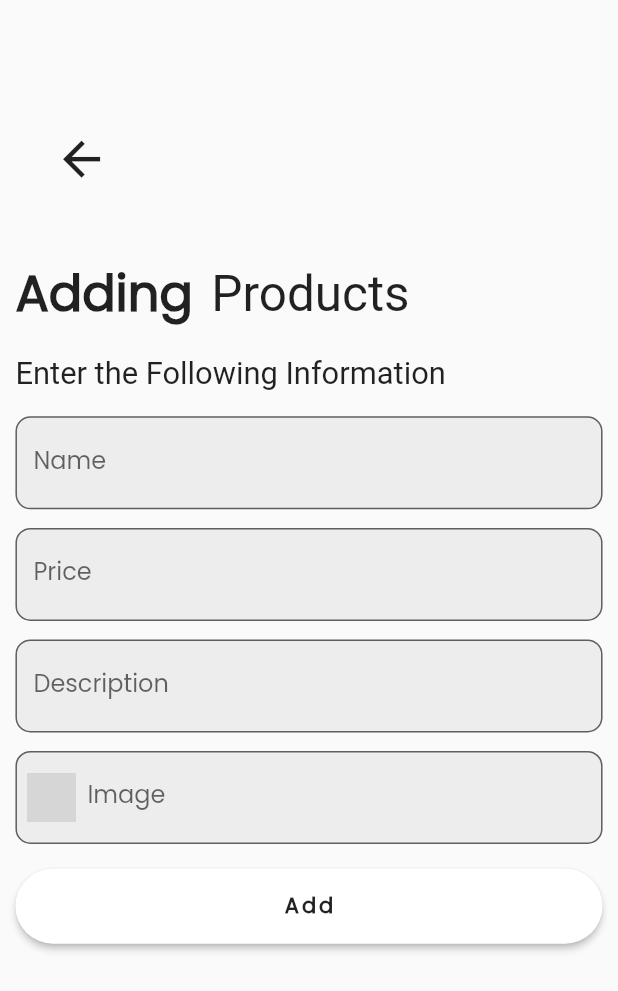
After one commit to adicadi/MajorProject, a Flutter app: the AddProduct screen opened directly, on a phone screen of 412 x 824 dp. The commit adds this screen. Shown: the top 991 px of the screen. Run offline on Flutter 3.47's test engine with Material 2 defaults, Android fonts, the phone set to English and light mode, and no system bars; our stand-ins replace bottom_navy_bar, carousel_slider, cloud_firestore, firebase_auth, firebase_core, firebase_storage and 6 more; missing offline and left inert: tflite; accounts and stored records are empty; Roboto replaces fonts that are missing (Abel); grey boxes are pictures that could not be loaded.

Commit message:
Fixed minor issues and removed redundant code

```diff
--- a/planto/lib/Model/get_api_data.dart
+++ b/planto/lib/Model/get_api_data.dart
@@ -2,9 +2,6 @@ import 'dart:convert';
 
 import 'package:http/http.dart' as http;
 
-/// weather API network helper
-/// pass the weatherAPI url
-///  to this class to get geographical coordinates
 class NetworkData {
   NetworkData(this.url);
   final String url;
--- a/planto/lib/Model/get_location.dart
+++ b/planto/lib/Model/get_location.dart
@@ -6,10 +6,6 @@ class Location {
   String apiKey = 'your API key';
   int status;
 
-  /// async and await are used for time consuming tasks
-  /// Get your current latitude and longitude
-  /// Location accuracy depends on the type of app high,low ,
-  /// high accuracy also result in more power consumed
   Future<void> getCurrentLocation() async {
     try {
       Position position = await Geolocator.getCurrentPosition(
--- a/planto/lib/screens/TestScreen.dart
+++ b/planto/lib/screens/TestScreen.dart
@@ -3,6 +3,7 @@
 import 'dart:io';
 import 'package:flutter/cupertino.dart';
 import 'package:flutter/material.dart';
+import 'package:flutter/services.dart';
 import 'package:hexcolor/hexcolor.dart';
 import 'package:image_picker/image_picker.dart';
 import 'package:planto/Model/add_location._weather.dart';
@@ -160,7 +161,7 @@ class _TestScreenState extends State<TestScreen> {
                     style: TextStyle(color: Colors.red),
                   ),
                   onPressed: () {
-                    Navigator.of(context).pop(true);
+                    SystemNavigator.pop();
                   },
                 ),
               ],
@@ -221,7 +222,7 @@ class _TestScreenState extends State<TestScreen> {
                               )
                             : RecentCarousel(diseaseData: diseaseData),
                         SizedBox(
-                          height: MediaQuery.of(context).size.height * 0.02,
+                          height: MediaQuery.of(context).size.height * 0.01,
                         ),
                         TestScreen_MarketGrid(products: products),
                       ],
--- /dev/null
+++ b/planto/lib/screens/addProducts.dart
@@ -0,0 +1,221 @@
+import 'package:cloud_firestore/cloud_firestore.dart';
+import 'package:flutter/material.dart';
+import 'package:google_fonts/google_fonts.dart';
+import 'package:planto/animations/bottomAnimation.dart';
+import 'package:planto/widgets/backBtnAndImage.dart';
+
+final controllerName = TextEditingController();
+final controllerPrice = TextEditingController();
+final controllerDesc = TextEditingController();
+final controllerImageUrl = TextEditingController();
+
+class AddProduct extends StatefulWidget {
+  final String merchantName;
+  final String merchantMail;
+  AddProduct({this.merchantName, this.merchantMail});
+
+  @override
+  _AddProductState createState() => _AddProductState();
+}
+
+class _AddProductState extends State<AddProduct> {
+  bool validName = false;
+  bool validPrice = false;
+  bool validDesc = false;
+  bool validImageUrl = false;
+
+  @override
+  Widget build(BuildContext context) {
+    double width = MediaQuery.of(context).size.width;
+    double height = MediaQuery.of(context).size.height;
+
+    final disNameTF = TextField(
+      keyboardType: TextInputType.text,
+      autofocus: false,
+      controller: controllerName,
+      onSubmitted: (_) => FocusScope.of(context).nextFocus(),
+      textInputAction: TextInputAction.next,
+      decoration: InputDecoration(
+          labelText: 'Name',
+          filled: true,
+          fillColor: Colors.black.withOpacity(0.05),
+          border: OutlineInputBorder(borderRadius: BorderRadius.circular(10))),
+    );
+    final medNameTF = TextField(
+      keyboardType: TextInputType.number,
+      autofocus: false,
+      controller: controllerPrice,
+      onSubmitted: (_) => FocusScope.of(context).nextFocus(),
+      textInputAction: TextInputAction.next,
+      decoration: InputDecoration(
+          labelText: 'Price',
+          filled: true,
+          fillColor: Colors.black.withOpacity(0.05),
+          border: OutlineInputBorder(borderRadius: BorderRadius.circular(10))),
+    );
+    final medTimeTF = TextField(
+      keyboardType: TextInputType.text,
+      autofocus: false,
+      controller: controllerDesc,
+      onSubmitted: (_) => FocusScope.of(context).nextFocus(),
+      textInputAction: TextInputAction.next,
+      decoration: InputDecoration(
+          labelText: 'Description',
+          filled: true,
+          fillColor: Colors.black.withOpacity(0.05),
+          border: OutlineInputBorder(borderRadius: BorderRadius.circular(10))),
+    );
+    final medDescTF = TextField(
+      keyboardType: TextInputType.url,
+      autofocus: false,
+      controller: controllerImageUrl,
+      maxLines: null,
+      decoration: InputDecoration(
+          prefixIcon: CircleAvatar(
+            backgroundColor: Colors.transparent,
+            child: WidgetAnimator(
+              Image(
+                image: AssetImage('assets/steth.png'),
+                height: height * 0.04,
+              ),
+            ),
+          ),
+          labelText: 'Image',
+          filled: true,
+          fillColor: Colors.black.withOpacity(0.05),
+          border: OutlineInputBorder(borderRadius: BorderRadius.circular(10))),
+    );
+
+    controllerClear() {
+      controllerName.clear();
+      controllerDesc.clear();
+      controllerImageUrl.clear();
+      controllerPrice.clear();
+    }
+
+    addingDisease() {
+      FirebaseFirestore.instance
+          .collection('products')
+          .doc(controllerName.text)
+          .set({
+        'Name': controllerName.text,
+        'desc': controllerDesc.text,
+        'Price': controllerPrice.text,
+        'Image': controllerImageUrl.text,
+        'post': widget.merchantName,
+        'docEmail': widget.merchantMail,
+      });
+      controllerClear();
+      ScaffoldMessenger.of(context).showSnackBar(SnackBar(
+        content: Text('Product Added'),
+        duration: Duration(seconds: 1),
+      ));
+
+      Navigator.pop(context);
+    }
+
+    final addBtn = Container(
+        width: double.infinity,
+        height: 50,
+        child: RaisedButton(
+          onPressed: () {
+            setState(() {
+              controllerName.text.isEmpty
+                  ? validName = true
+                  : validName = false;
+              controllerDesc.text.isEmpty
+                  ? validDesc = true
+                  : validDesc = false;
+              controllerPrice.text.isEmpty
+                  ? validPrice = true
+                  : validPrice = false;
+              controllerImageUrl.text.isEmpty
+                  ? validImageUrl = true
+                  : validImageUrl = false;
+            });
+            !validName & !validDesc & !validPrice & !validImageUrl
+                ? addingDisease()
+                : ScaffoldMessenger.of(context).showSnackBar(SnackBar(
+                    content: Text('Please fill all the fields'),
+                    duration: Duration(seconds: 1),
+                  ));
+          },
+          color: Colors.white,
+          shape: StadiumBorder(),
+          child: Text(
+            'Add',
+            style: TextStyle(fontWeight: FontWeight.bold, letterSpacing: 2),
+          ),
+        ));
+
+    return GestureDetector(
+      onTap: () {
+        FocusScopeNode currentFocus = FocusScope.of(context);
+
+        if (!currentFocus.hasPrimaryFocus) {
+          currentFocus.unfocus();
+        }
+      },
+      child: Scaffold(
+        body: SafeArea(
+          child: SingleChildScrollView(
+            child: Container(
+              width: width,
+              margin: EdgeInsets.fromLTRB(width * 0.025, 0, width * 0.025, 0),
+              child: Column(
+                crossAxisAlignment: CrossAxisAlignment.start,
+                children: <Widget>[
+                  BackBtn(),
+                  SizedBox(height: height * 0.05),
+                  Row(
+                    children: <Widget>[
+                      Text(
+                        'Adding',
+                        style: TextStyle(
+                            fontWeight: FontWeight.bold,
+                            fontSize: height * 0.04),
+                      ),
+                      SizedBox(width: height * 0.015),
+                      Text('Products',
+                          style: GoogleFonts.abel(fontSize: height * 0.04))
+                    ],
+                  ),
+                  SizedBox(
+                    height: height * 0.02,
+                  ),
+                  Text(
+                    'Enter the Following Information',
+                    style: GoogleFonts.abel(fontSize: height * 0.025),
+                  ),
+                  SizedBox(
+                    height: height * 0.02,
+                  ),
+                  disNameTF,
+                  SizedBox(
+                    height: height * 0.015,
+                  ),
+                  medNameTF,
+                  SizedBox(
+                    height: height * 0.015,
+                  ),
+                  medTimeTF,
+                  SizedBox(
+                    height: height * 0.015,
+                  ),
+                  medDescTF,
+                  SizedBox(
+                    height: height * 0.02,
+                  ),
+                  addBtn,
+                  SizedBox(
+                    height: height * 0.01,
+                  ),
+                ],
+              ),
+            ),
+          ),
+        ),
+      ),
+    );
+  }
+}
--- a/planto/lib/screens/cart_screen.dart
+++ b/planto/lib/screens/cart_screen.dart
@@ -37,7 +37,7 @@ class CartScreen extends StatelessWidget {
                     child: Chip(
                       elevation: 10,
                       label: Text(
-                        '\$${cart.totalAmount.toStringAsFixed(2)}',
+                        '\u{20B9}${cart.totalAmount.toStringAsFixed(2)}',
                         //style: Theme.of(context).textTheme.headline2,
                       ),
                       backgroundColor: HexColor('e2ffec'),
--- a/planto/lib/screens/product_detail.dart
+++ b/planto/lib/screens/product_detail.dart
@@ -35,7 +35,7 @@ class ProductDetail extends StatelessWidget {
           ),
           SizedBox(height: 10),
           Text(
-            '\$${stockedProduct.price}',
+            '\u{20B9}${stockedProduct.price}',
             style: Theme.of(context).textTheme.headline1,
           ),
           Divider(
--- a/planto/lib/widgets/cart_item.dart
+++ b/planto/lib/widgets/cart_item.dart
@@ -80,7 +80,7 @@ class CartItem extends StatelessWidget {
               ),
             ),
             title: Text(title),
-            subtitle: Text('Total: \$${(price * quantity)}'),
+            subtitle: Text('Total: \u{20B9}${(price * quantity)}'),
             trailing: Text('$quantity x'),
           ),
         ),
--- a/planto/lib/widgets/order_item.dart
+++ b/planto/lib/widgets/order_item.dart
@@ -23,7 +23,7 @@ class _OrderItemState extends State<OrderItem> {
       child: Column(
         children: [
           ListTile(
-            title: Text('\$${widget.order.amount}'),
+            title: Text('\u{20B9}${widget.order.amount}'),
             subtitle: Text(
               DateFormat('dd/MM/yyyy hh:mm').format(widget.order.dateTime),
             ),
@@ -51,7 +51,7 @@ class _OrderItemState extends State<OrderItem> {
                             style: Theme.of(context).textTheme.bodyText2,
                           ),
                           Text(
-                            '${prod.quantity}X \$${prod.price}',
+                            '${prod.quantity}X \u{20B9}${prod.price}',
                             style: Theme.of(context).textTheme.bodyText2,
                           )
                         ],
```
Also changed, not shown: planto/lib/screens/MerchantPanel.dart (+1 -22 lines), planto/lib/screens/diseaseData.dart (+5 -6 lines), planto/lib/screens/user_login.dart (+3 -13 lines), planto/lib/widgets/TestScreen_market_item.dart (+9 -4 lines), planto/lib/widgets/customListTiles.dart (deleted, +0 -132 lines).
